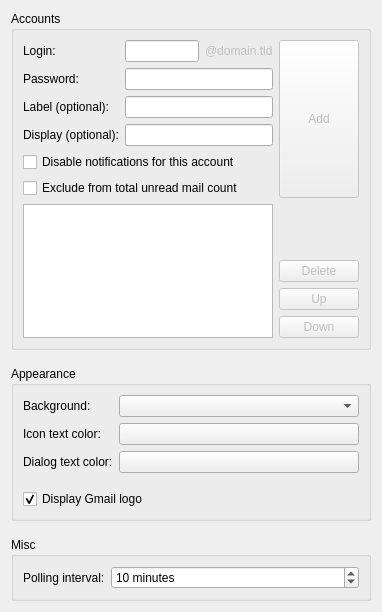
Qt form src/applet/gmailnotifierappletconfig.ui (xxsergzzxx/gmailnotifier) before a commit.
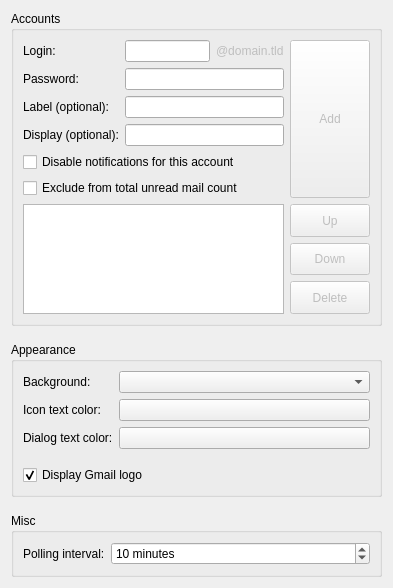
The same form after that commit. Custom widgets are drawn as their Qt base class.

Commit message: - CGUI cosmetic fixes - Reorder tabstop

```diff
--- a/src/applet/gmailnotifierappletconfig.ui
+++ b/src/applet/gmailnotifierappletconfig.ui
@@ -6,8 +6,8 @@
    <rect>
     <x>0</x>
     <y>0</y>
-    <width>382</width>
-    <height>612</height>
+    <width>393</width>
+    <height>588</height>
    </rect>
   </property>
   <property name="windowTitle">
@@ -228,38 +228,6 @@
         </item>
         <item row="5" column="1" rowspan="2">
          <layout class="QVBoxLayout" name="verticalLayout">
-          <item>
-           <spacer name="verticalSpacer">
-            <property name="orientation">
-             <enum>Qt::Vertical</enum>
-            </property>
-            <property name="sizeHint" stdset="0">
-             <size>
-              <width>20</width>
-              <height>40</height>
-             </size>
-            </property>
-           </spacer>
-          </item>
-          <item>
-           <widget class="KPushButton" name="btnDelete">
-            <property name="enabled">
-             <bool>false</bool>
-            </property>
-            <property name="sizePolicy">
-             <sizepolicy hsizetype="Minimum" vsizetype="Minimum">
-              <horstretch>0</horstretch>
-              <verstretch>0</verstretch>
-             </sizepolicy>
-            </property>
-            <property name="toolTip">
-             <string>Delete the selected account</string>
-            </property>
-            <property name="text">
-             <string>Delete</string>
-            </property>
-           </widget>
-          </item>
           <item>
            <widget class="KPushButton" name="btnUp">
             <property name="enabled">
@@ -298,6 +266,25 @@
             </property>
            </widget>
           </item>
+          <item>
+           <widget class="KPushButton" name="btnDelete">
+            <property name="enabled">
+             <bool>false</bool>
+            </property>
+            <property name="sizePolicy">
+             <sizepolicy hsizetype="Minimum" vsizetype="Minimum">
+              <horstretch>0</horstretch>
+              <verstretch>0</verstretch>
+             </sizepolicy>
+            </property>
+            <property name="toolTip">
+             <string>Delete the selected account</string>
+            </property>
+            <property name="text">
+             <string>Delete</string>
+            </property>
+           </widget>
+          </item>
          </layout>
         </item>
        </layout>
```
Left out of the diff: 4 changed lines with no effect on the pictures.
